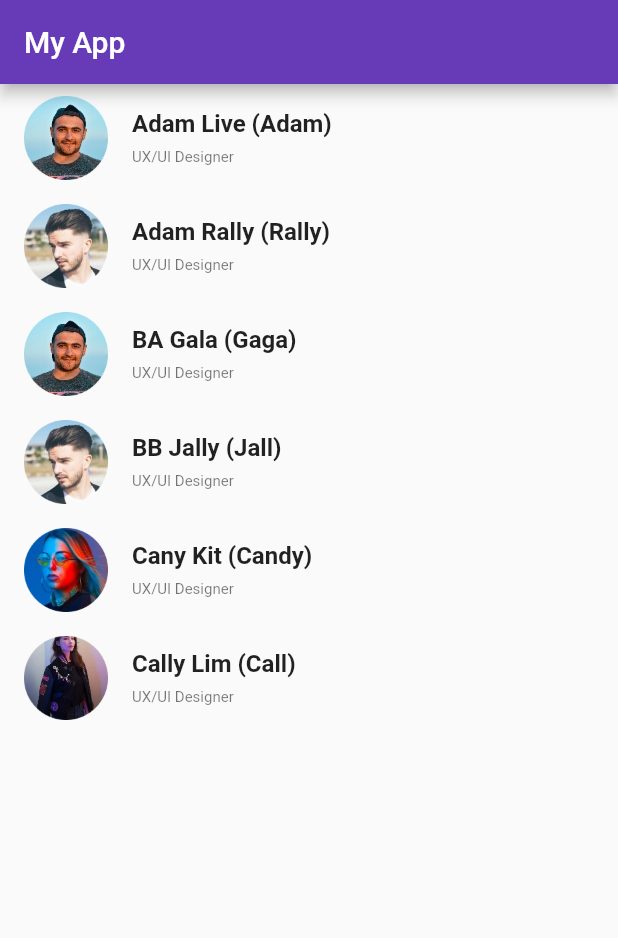
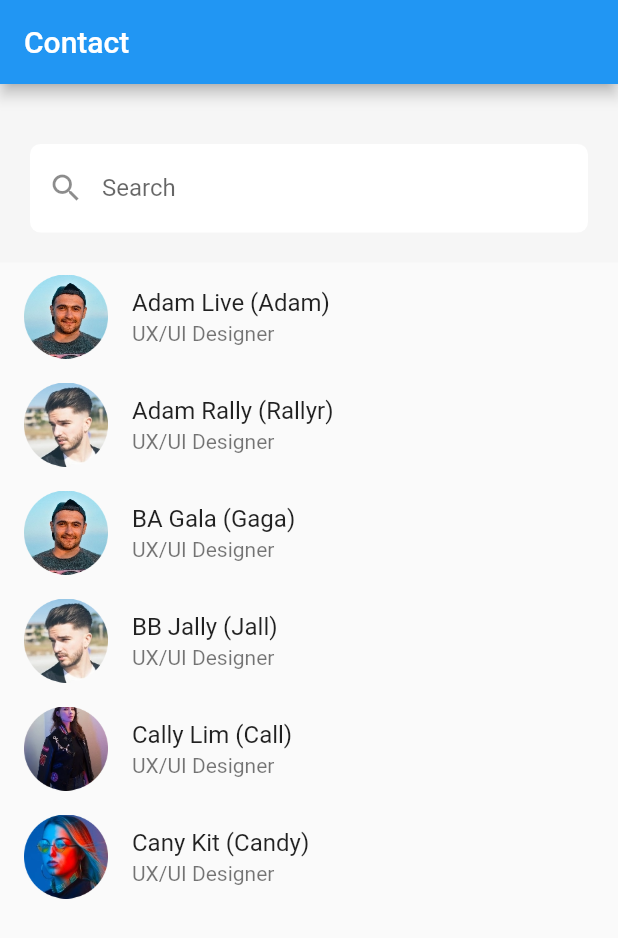
Before and after one commit to pdusarux/flutter-search, a Flutter app: the screen it shows after launch, on a phone screen of 412 x 824 dp. Shown: the top 938 px of the screen. Run offline on Flutter 3.47's test engine with Material 2 defaults, Android fonts, the phone set to English and light mode, and no system bars; our stand-ins replace azlistview.

Commit message:
can search list contact

```diff
--- a/lib/Contact.dart
+++ b/lib/Contact.dart
@@ -1,8 +1,45 @@
 class Contact {
-  String name;
-  String nickname;
-  String position;
-  String img;
+  final String name;
+  final String nickname;
+  final String position;
+  final String img;
 
-  Contact(this.name, this.nickname, this.position, this.img);
+  const Contact(
+      {required this.name,
+      required this.nickname,
+      required this.position,
+      required this.img});
 }
+
+const allContacts = [
+  Contact(
+      name: 'Adam Live',
+      nickname: 'Adam',
+      position: 'UX/UI Designer',
+      img: 'assets/images/img1.png'),
+  Contact(
+      name: 'BA Gala',
+      nickname: 'Gaga',
+      position: 'UX/UI Designer',
+      img: 'assets/images/img1.png'),
+  Contact(
+      name: 'Adam Rally',
+      nickname: 'Rallyr',
+      position: 'UX/UI Designer',
+      img: 'assets/images/img4.png'),
+  Contact(
+      name: 'Cally Lim',
+      nickname: 'Call',
+      position: 'UX/UI Designer',
+      img: 'assets/images/img3.png'),
+  Contact(
+      name: 'BB Jally',
+      nickname: 'Jall',
+      position: 'UX/UI Designer',
+      img: 'assets/images/img4.png'),
+  Contact(
+      name: 'Cany Kit',
+      nickname: 'Candy',
+      position: 'UX/UI Designer',
+      img: 'assets/images/img2.png')
+];
--- a/lib/main.dart
+++ b/lib/main.dart
@@ -1,6 +1,7 @@
 import 'package:basic_flutter/ContactPage.dart';
 import 'package:flutter/material.dart';
 import './Contact.dart';
+import 'package:azlistview/azlistview.dart';
 
 void main(List<String> args) {
   runApp(MyApp());
@@ -14,7 +15,7 @@ class MyApp extends StatelessWidget {
   Widget build(BuildContext context) {
     return MaterialApp(
         title: "My App",
-        theme: ThemeData(primarySwatch: Colors.deepPurple),
+        theme: ThemeData(primarySwatch: Colors.blue),
         home: MyHomePage());
   }
 }
@@ -29,35 +30,63 @@ class MyHomePage extends StatefulWidget {
 
 class _MyHomePageState extends State<MyHomePage> {
   // group data
-  List<Contact> contact = [
-    Contact("Adam Live", "Adam", "UX/UI Designer", "assets/images/img1.png"),
-    Contact("Adam Rally", "Rally", "UX/UI Designer", "assets/images/img4.png"),
-    Contact("BA Gala", "Gaga", "UX/UI Designer", "assets/images/img1.png"),
-    Contact("BB Jally", "Jall", "UX/UI Designer", "assets/images/img4.png"),
-    Contact("Cany Kit", "Candy", "UX/UI Designer", "assets/images/img2.png"),
-    Contact("Cally Lim", "Call", "UX/UI Designer", "assets/images/img3.png")
-  ];
+  List<Contact> contacts = allContacts;
 
   @override
   Widget build(BuildContext context) {
+    List<Contact> sortedContacts = List.from(contacts)
+      ..sort((a, b) => a.name.toLowerCase().compareTo(b.name.toLowerCase()));
     return Scaffold(
-        appBar: AppBar(title: Text("My App", style: TextStyle(fontSize: 20))),
-        body: ListView.builder(
-          itemBuilder: (BuildContext context, int index) {
-            Contact mem = contact[index];
-            return ListTile(
-              leading: Image.asset(mem.img),
-              title: Text("${mem.name} (${mem.nickname})",
-                  style: TextStyle(fontSize: 16, fontWeight: FontWeight.bold)),
-              subtitle: Text(mem.position, style: TextStyle(fontSize: 10)),
-              onTap: () {
-                print("Contact:>" + mem.name);
-                Navigator.push(context,
-                    MaterialPageRoute(builder: (context) => ContactPage(mem)));
-              },
-            );
-          },
-          itemCount: contact.length,
+        appBar: AppBar(title: Text("Contact", style: TextStyle(fontSize: 20))),
+        body: Column(
+          children: [
+            Container(
+              decoration:
+                  BoxDecoration(color: Color.fromARGB(255, 246, 246, 246)),
+              child: Padding(
+                padding:
+                    EdgeInsets.only(top: 40, right: 20, bottom: 20, left: 20),
+                child: Container(
+                    decoration: BoxDecoration(
+                        color: Colors.white,
+                        borderRadius: BorderRadius.circular(7.0)),
+                    child: TextField(
+                      decoration: InputDecoration(
+                        border: InputBorder.none,
+                        labelText: 'Search',
+                        prefixIcon: Icon(Icons.search),
+                      ),
+                      onChanged: searchContact,
+                    )),
+              ),
+            ),
+            Expanded(
+              child: ListView.builder(
+                itemCount: contacts.length,
+                itemBuilder: (context, index) {
+                  final contact = sortedContacts[index];
+
+                  return ListTile(
+                    leading: Image.asset(contact.img),
+                    title: Text("${contact.name} (${contact.nickname})"),
+                    subtitle: Text(contact.position),
+                  );
+                },
+              ),
+            ),
+          ],
         ));
   }
+
+  void searchContact(String query) {
+    final suggestions = allContacts.where((contact) {
+      final contactName = contact.name.toLowerCase();
+      final input = query.toLowerCase();
+
+      return contactName.contains(input);
+    }).toList();
+    setState(() {
+      contacts = suggestions;
+    });
+  }
 }
--- a/pubspec.yaml
+++ b/pubspec.yaml
@@ -36,6 +36,7 @@ dependencies:
   # The following adds the Cupertino Icons font to your application.
   # Use with the CupertinoIcons class for iOS style icons.
   cupertino_icons: ^1.0.2
+  azlistview: ^2.0.0
 
 dev_dependencies:
   flutter_test:
```
Also changed, not shown: pubspec.lock.
